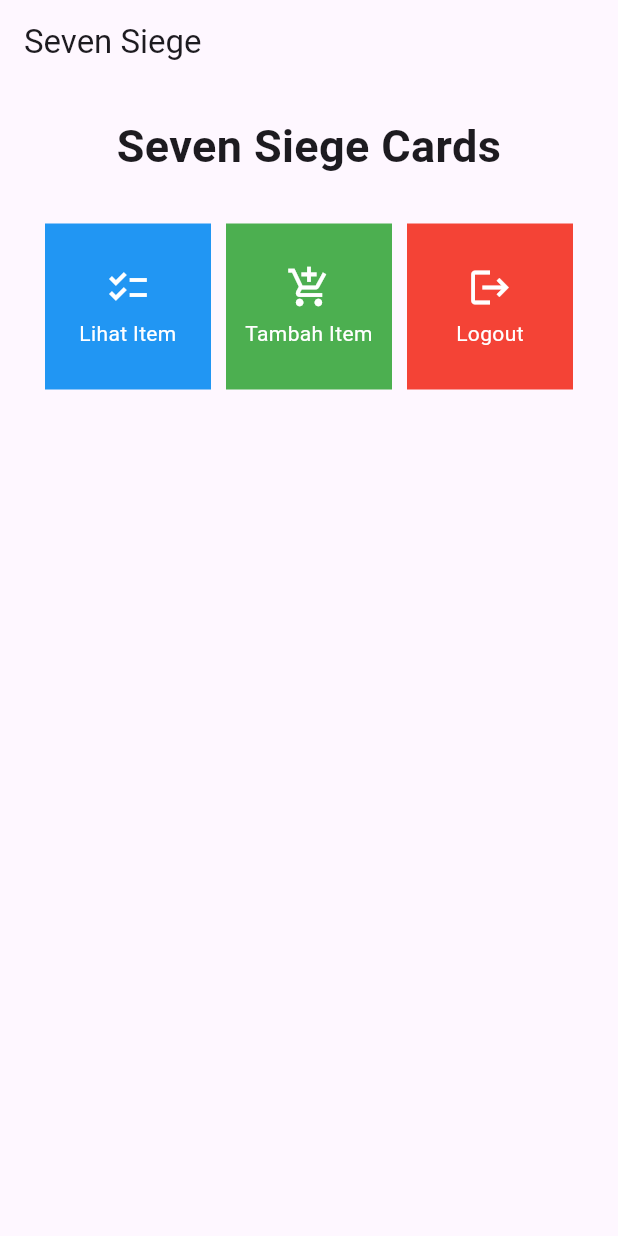
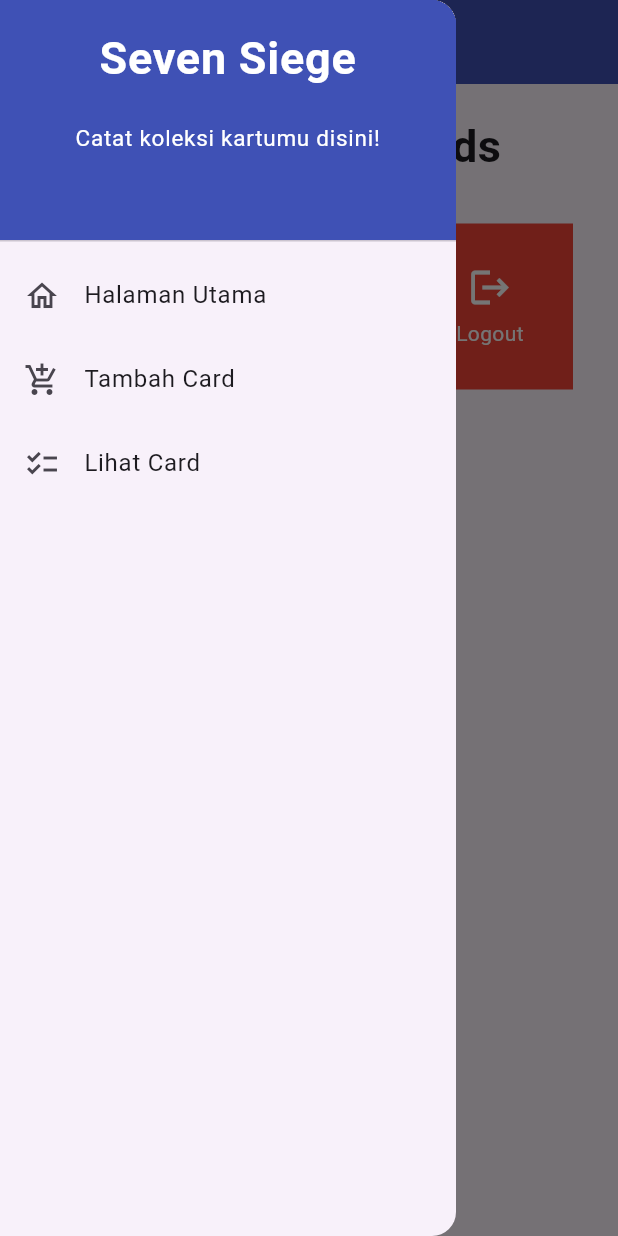
Before and after one commit to raihanakbr/seven-siege-mobile, a Flutter app: the screen it shows after launch, with the side drawer open (before the commit the screen has no drawer), on a phone screen of 412 x 824 dp. Run offline on Flutter 3.47's test engine with Material 2 defaults, Android fonts, the phone set to English and light mode, and no system bars.

Commit message:
tugas 8: finished

```diff
--- a/lib/main.dart
+++ b/lib/main.dart
@@ -1,5 +1,5 @@
 import 'package:flutter/material.dart';
-import 'package:seven_siege/menu.dart';
+import 'package:seven_siege/screens/menu.dart';
 
 void main() {
   runApp(const MyApp());
--- a/lib/menu.dart
+++ /dev/null
@@ -1,112 +0,0 @@
-import 'package:flutter/material.dart';
-
-class ShopItem {
-  final String name;
-  final IconData icon;
-  final Color color;
-
-  ShopItem(this.name, this.icon, this.color);
-}
-
-class ShopCard extends StatelessWidget {
-  final ShopItem item;
-
-  const ShopCard(this.item, {super.key}); // Constructor
-
-  @override
-  Widget build(BuildContext context) {
-    return Material(
-      color: item.color,
-      child: InkWell(
-        // Area responsive terhadap sentuhan
-        onTap: () {
-          // Memunculkan SnackBar ketika diklik
-          ScaffoldMessenger.of(context)
-            ..hideCurrentSnackBar()
-            ..showSnackBar(SnackBar(
-                content: Text("Kamu telah menekan tombol ${item.name}!")));
-        },
-        child: Container(
-          // Container untuk menyimpan Icon dan Text
-          padding: const EdgeInsets.all(8),
-          child: Center(
-            child: Column(
-              mainAxisAlignment: MainAxisAlignment.center,
-              children: [
-                Icon(
-                  item.icon,
-                  color: Colors.white,
-                  size: 30.0,
-                ),
-                const Padding(padding: EdgeInsets.all(3)),
-                Text(
-                  item.name,
-                  textAlign: TextAlign.center,
-                  style: const TextStyle(color: Colors.white),
-                ),
-              ],
-            ),
-          ),
-        ),
-      ),
-    );
-  }
-}
-
-class MyHomePage extends StatelessWidget {
-  MyHomePage({Key? key}) : super(key: key);
-
-  @override
-  Widget build(BuildContext context) {
-    return Scaffold(
-          appBar: AppBar(
-            title: const Text(
-              'Seven Siege',
-            ),
-          ),
-          body: SingleChildScrollView(
-            // Widget wrapper yang dapat discroll
-            child: Padding(
-              padding: const EdgeInsets.all(10.0), // Set padding dari halaman
-              child: Column(
-                // Widget untuk menampilkan children secara vertikal
-                children: <Widget>[
-                  const Padding(
-                    padding: EdgeInsets.only(top: 10.0, bottom: 10.0),
-                    // Widget Text untuk menampilkan tulisan dengan alignment center dan style yang sesuai
-                    child: Text(
-                      'Seven Siege Cards', // Text yang menandakan toko
-                      textAlign: TextAlign.center,
-                      style: TextStyle(
-                        fontSize: 30,
-                        fontWeight: FontWeight.bold,
-                      ),
-                    ),
-                  ),
-                  // Grid layout
-                  GridView.count(
-                    // Container pada card kita.
-                    primary: true,
-                    padding: const EdgeInsets.all(20),
-                    crossAxisSpacing: 10,
-                    mainAxisSpacing: 10,
-                    crossAxisCount: 3,
-                    shrinkWrap: true,
-                    children: items.map((ShopItem item) {
-                      // Iterasi untuk setiap item
-                      return ShopCard(item);
-                    }).toList(),
-                  ),
-                ],
-              ),
-            ),
-          ),
-        );
-  }
-
-  final List<ShopItem> items = [
-      ShopItem("Lihat Item", Icons.checklist, Colors.blue),
-      ShopItem("Tambah Item", Icons.add_shopping_cart, Colors.green),
-      ShopItem("Logout", Icons.logout, Colors.red),
-  ];
-}
--- /dev/null
+++ b/lib/screens/menu.dart
@@ -0,0 +1,65 @@
+import 'package:flutter/material.dart';
+import 'package:seven_siege/widgets/left_drawer.dart';
+import 'package:seven_siege/widgets/shop_card.dart';
+
+class MyHomePage extends StatelessWidget {
+  MyHomePage({Key? key}) : super(key: key);
+
+  @override
+  Widget build(BuildContext context) {
+    return Scaffold(
+      appBar: AppBar(
+        title: const Text(
+          'Seven Siege',
+        ),
+        backgroundColor: Colors.indigo,
+        foregroundColor: Colors.white,
+      ),
+      //Drawer sebagai parameter nilai drawer dari widget Scaffold
+      drawer: const LeftDrawer(),
+      body: SingleChildScrollView(
+        // Widget wrapper yang dapat discroll
+        child: Padding(
+          padding: const EdgeInsets.all(10.0), // Set padding dari halaman
+          child: Column(
+            // Widget untuk menampilkan children secara vertikal
+            children: <Widget>[
+              const Padding(
+                padding: EdgeInsets.only(top: 10.0, bottom: 10.0),
+                // Widget Text untuk menampilkan tulisan dengan alignment center dan style yang sesuai
+                child: Text(
+                  'Seven Siege Cards', // Text yang menandakan toko
+                  textAlign: TextAlign.center,
+                  style: TextStyle(
+                    fontSize: 30,
+                    fontWeight: FontWeight.bold,
+                  ),
+                ),
+              ),
+              // Grid layout
+              GridView.count(
+                // Container pada card kita.
+                primary: true,
+                padding: const EdgeInsets.all(20),
+                crossAxisSpacing: 10,
+                mainAxisSpacing: 10,
+                crossAxisCount: 3,
+                shrinkWrap: true,
+                children: items.map((ShopItem item) {
+                  // Iterasi untuk setiap item
+                  return ShopCard(item);
+                }).toList(),
+              ),
+            ],
+          ),
+        ),
+      ),
+    );
+  }
+
+  final List<ShopItem> items = [
+    ShopItem("Lihat Card", Icons.checklist, Colors.blue),
+    ShopItem("Tambah Card", Icons.add_shopping_cart, Colors.green),
+    ShopItem("Logout", Icons.logout, Colors.red),
+  ];
+}
--- /dev/null
+++ b/lib/widgets/left_drawer.dart
@@ -0,0 +1,83 @@
+import 'package:flutter/material.dart';
+import 'package:seven_siege/screens/itemlist_form.dart';
+import 'package:seven_siege/screens/itemlist_page.dart';
+import 'package:seven_siege/screens/menu.dart';
+
+class LeftDrawer extends StatelessWidget {
+  const LeftDrawer({super.key});
+
+  @override
+  Widget build(BuildContext context) {
+    return Drawer(
+      child: ListView(
+        children: [
+          const DrawerHeader(
+            decoration: BoxDecoration(
+              color: Colors.indigo,
+            ),
+            child: Column(
+              children: [
+                Text(
+                  'Seven Siege',
+                  textAlign: TextAlign.center,
+                  style: TextStyle(
+                    fontSize: 30,
+                    fontWeight: FontWeight.bold,
+                    color: Colors.white,
+                  ),
+                ),
+                Padding(padding: EdgeInsets.all(10)),
+                Text(
+                  "Catat koleksi kartumu disini!",
+                  textAlign: TextAlign.center,
+                  style: TextStyle(
+                    fontSize: 15,
+                    fontWeight: FontWeight.normal,
+                    color: Colors.white,
+                  ),
+                ),
+              ],
+            ),
+          ),
+          // Bagian routing
+          ListTile(
+            leading: const Icon(Icons.home_outlined),
+            title: const Text('Halaman Utama'),
+            // Bagian redirection ke MyHomePage
+            onTap: () {
+              Navigator.pushReplacement(
+                  context,
+                  MaterialPageRoute(
+                    builder: (context) => MyHomePage(),
+                  ));
+            },
+          ),
+          ListTile(
+            leading: const Icon(Icons.add_shopping_cart),
+            title: const Text('Tambah Card'),
+            // Bagian redirection ke ShopFormPage
+            onTap: () {
+              Navigator.pushReplacement(
+                  context,
+                  MaterialPageRoute(
+                    builder: (context) => const ItemFormPage(),
+                  ));
+            },
+          ),
+          ListTile(
+            leading: const Icon(Icons.checklist),
+            title: const Text('Lihat Card'),
+            // Bagian redirection ke ItemListPage
+            onTap: () {
+              Navigator.pushReplacement(
+                  context,
+                  MaterialPageRoute(
+                    builder: (context) => const ItemListPage(),
+                  ));
+            },
+          ),
+        ],
+      ),
+    );
+  }
+}
--- /dev/null
+++ b/lib/widgets/shop_card.dart
@@ -0,0 +1,81 @@
+import 'package:flutter/material.dart';
+import 'package:seven_siege/screens/itemlist_form.dart';
+import 'package:seven_siege/screens/itemlist_page.dart';
+
+class ShopItem {
+  final String name;
+  final IconData icon;
+  final Color color;
+
+  ShopItem(this.name, this.icon, this.color);
+}
+
+class Item {
+  final String name;
+  final int amount;
+  final int price;
+  final String description;
+
+  Item({
+    required this.name,
+    required this.amount,
+    required this.price,
+    required this.description,
+  });
+}
+
+class ShopCard extends StatelessWidget {
+  final ShopItem item;
+
+  const ShopCard(this.item, {super.key}); // Constructor
+
+  @override
+  Widget build(BuildContext context) {
+    return Material(
+      color: item.color,
+      child: InkWell(
+        // Area responsive terhadap sentuhan
+        onTap: () {
+          // Memunculkan SnackBar ketika diklik
+          ScaffoldMessenger.of(context)
+            ..hideCurrentSnackBar()
+            ..showSnackBar(SnackBar(
+                content: Text("Kamu telah menekan tombol ${item.name}!")));
+
+          // Navigate ke route yang sesuai (tergantung jenis tombol)
+          if (item.name == "Tambah Card") {
+            Navigator.push(context,
+                MaterialPageRoute(builder: (context) => const ItemFormPage()));
+          }
+
+          if (item.name == "Lihat Card") {
+            Navigator.push(context,
+                MaterialPageRoute(builder: (context) => const ItemListPage()));
+          }
+        },
+        child: Container(
+          // Container untuk menyimpan Icon dan Text
+          padding: const EdgeInsets.all(8),
+          child: Center(
+            child: Column(
+              mainAxisAlignment: MainAxisAlignment.center,
+              children: [
+                Icon(
+                  item.icon,
+                  color: Colors.white,
+                  size: 30.0,
+                ),
+                const Padding(padding: EdgeInsets.all(3)),
+                Text(
+                  item.name,
+                  textAlign: TextAlign.center,
+                  style: const TextStyle(color: Colors.white),
+                ),
+              ],
+            ),
+          ),
+        ),
+      ),
+    );
+  }
+}
```
Also changed, not shown: lib/screens/itemlist_form.dart (added, +196 -0 lines), lib/screens/itemlist_page.dart (added, +36 -0 lines), 1 other file.
